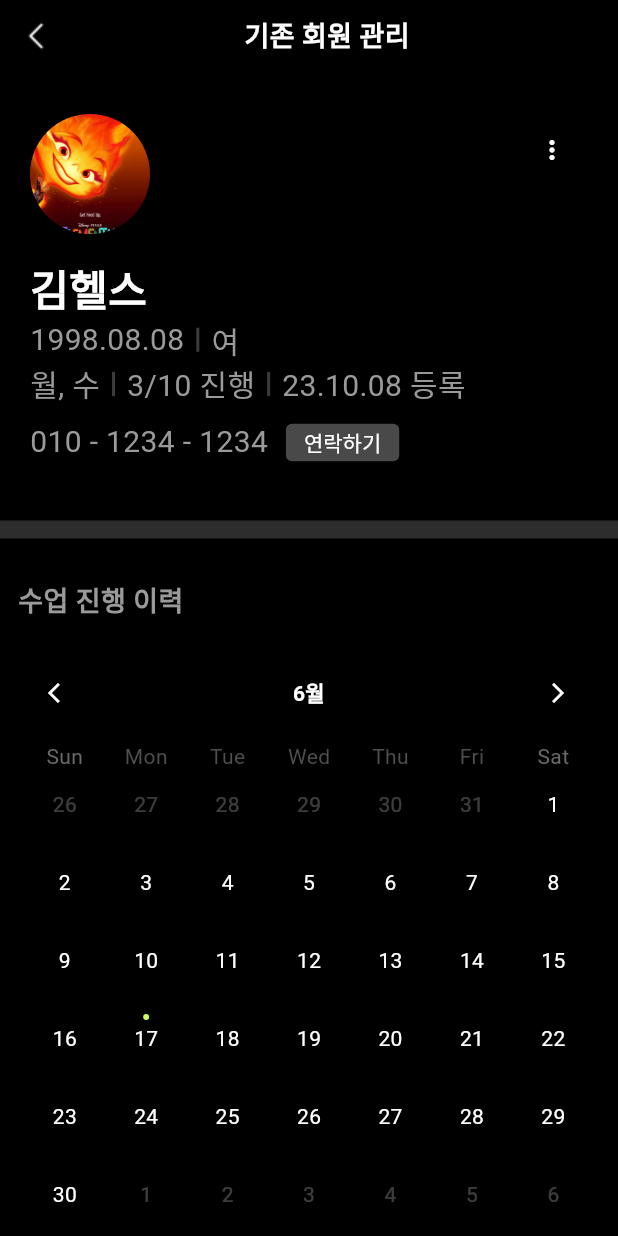
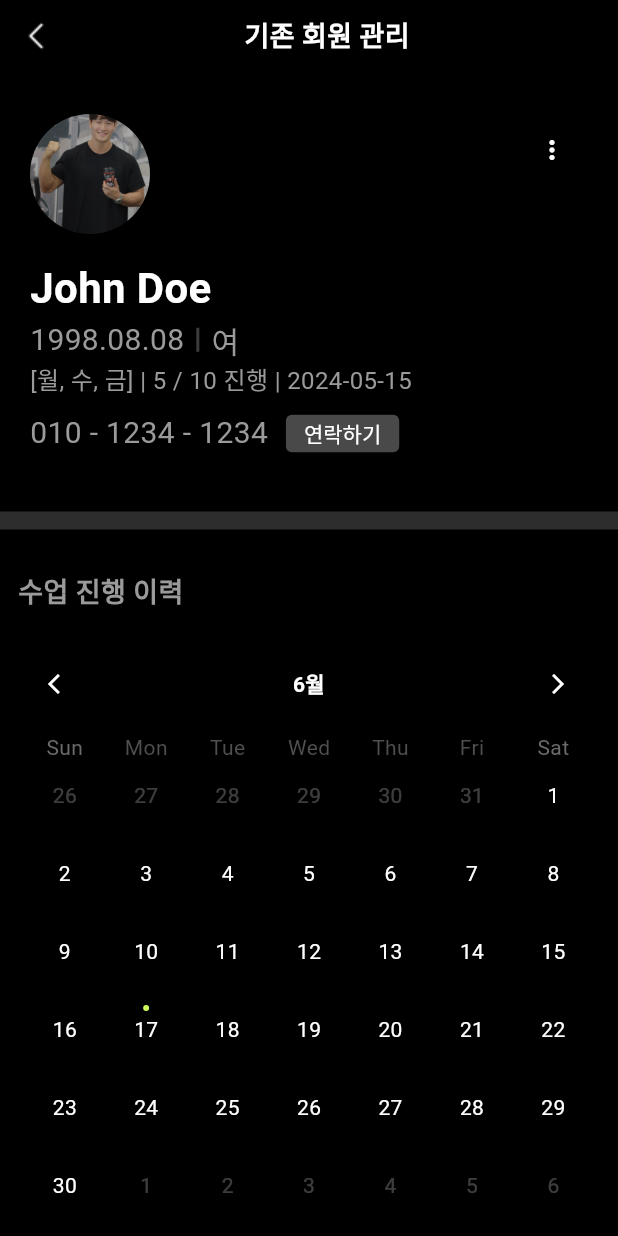
Before and after one commit to AllideaBridge/gymming_app, a Flutter app: the UserManagementList widget shown alone on an empty page, opened directly, after a tap on "John Doe", on a phone screen of 412 x 824 dp. Run offline on Flutter 3.47's test engine with Material 3 defaults, Android fonts, the phone set to English and light mode, and no system bars; drawn by our look-alikes of table_calendar; our stand-ins replace carousel_slider, fluttertoast, google_sign_in, syncfusion_flutter_calendar; missing offline and left inert: kakao_flutter_sdk; network calls fail; Roboto replaces fonts that are missing (Pretendard).

Commit message:
신규 trainer_user_detail 추가 및 trainer_user 로 이름 변경

```diff
--- a/lib/common/constants.dart
+++ b/lib/common/constants.dart
@@ -29,3 +29,8 @@ const CHANEG_SUBTITLE = """이 운동 일정을 변경하시려면 사유를
 const CANCEL_SUBTITLE = """이 운동 일정을 취소하시려면 사유를
 알려주셔야 합니다.""";
 const REJECT_SUBTITLE = "입력하시면 회원이 참고할 수 있어요.";
+
+const GENDER_MALE = "M";
+const GENDER_FEMALE = "F";
+
+const SOCIAL_KAKAO = 'kakao';
--- a/lib/pages/gympro/gympro_member_mgmt/gympro_member_detail.dart
+++ b/lib/pages/gympro/gympro_member_mgmt/gympro_member_detail.dart
@@ -1,17 +1,21 @@
 import 'package:flutter/material.dart';
 import 'package:gymming_app/pages/gympro/gympro_gymbie_add.dart';
 import 'package:gymming_app/pages/gympro/gympro_gymbie_remove.dart';
-import 'package:gymming_app/services/models/trainee_detail.dart';
+import 'package:gymming_app/services/repositories/trainee_repository.dart';
 
 import '../../../common/colors.dart';
 import '../../../components/common_header.dart';
-import '../../../services/repositories/trainee_repository.dart';
+import '../../../services/models/trainee_detail.dart';
+import '../../../services/models/trainer_user.dart';
 import 'component/gympro_member_detail_calendar.dart';
 
 class GymproMemberDetail extends StatelessWidget {
-  final TraineeDetail traineeDetail = TraineeRepository().getTraineeDetail();
+  final TrainerUser trainingUserDetail;
 
-  GymproMemberDetail({super.key});
+  //user detail 을 개별 API 통해서 가져오기 필요함..
+  final TraineeDetail userDetail = TraineeRepository().getTraineeDetail();
+
+  GymproMemberDetail({super.key, required this.trainingUserDetail});
 
   @override
   Widget build(BuildContext context) {
@@ -39,7 +43,7 @@ class GymproMemberDetail extends StatelessWidget {
                               ClipRRect(
                                 borderRadius: BorderRadius.circular(80.0),
                                 child: Image.asset(
-                                  traineeDetail.profileImg,
+                                  trainingUserDetail.userProfileImgUrl,
                                   fit: BoxFit.cover,
                                   width: 80.0,
                                   height: 80.0,
@@ -47,7 +51,7 @@ class GymproMemberDetail extends StatelessWidget {
                               ),
                               SizedBox(height: 16.0),
                               Text(
-                                traineeDetail.name,
+                                trainingUserDetail.userName,
                                 style: TextStyle(
                                   fontSize: 28,
                                   fontWeight: FontWeight.bold,
@@ -57,7 +61,7 @@ class GymproMemberDetail extends StatelessWidget {
                               Row(
                                 children: [
                                   Text(
-                                    traineeDetail.birth,
+                                    userDetail.birth,
                                     style: TextStyle(
                                       fontSize: 20,
                                       color: SECONDARY_COLOR,
@@ -71,7 +75,7 @@ class GymproMemberDetail extends StatelessWidget {
                                         EdgeInsets.symmetric(horizontal: 8.0),
                                   ),
                                   Text(
-                                    traineeDetail.gender,
+                                    userDetail.gender,
                                     style: TextStyle(
                                       fontSize: 20,
                                       color: SECONDARY_COLOR,
@@ -79,49 +83,15 @@ class GymproMemberDetail extends StatelessWidget {
                                   ),
                                 ],
                               ),
+                              Text(
+                                  trainingUserDetail
+                                      .getTrainerUserListDetailText(true),
+                                  style: TextStyle(
+                                      fontSize: 16.0, color: SECONDARY_COLOR)),
                               Row(
                                 children: [
                                   Text(
-                                    traineeDetail.weekDay,
-                                    style: TextStyle(
-                                      fontSize: 20,
-                                      color: SECONDARY_COLOR,
-                                    ),
-                                  ),
-                                  Container(
-                                    width: 2,
-                                    height: 16,
-                                    color: BORDER_COLOR,
-                                    margin:
-                                        EdgeInsets.symmetric(horizontal: 8.0),
-                                  ),
-                                  Text(
-                                    '${traineeDetail.usedDay}/${traineeDetail.totalDay} 진행',
-                                    style: TextStyle(
-                                      fontSize: 20,
-                                      color: SECONDARY_COLOR,
-                                    ),
-                                  ),
-                                  Container(
-                                    width: 2,
-                                    height: 16,
-                                    color: BORDER_COLOR,
-                                    margin:
-                                        EdgeInsets.symmetric(horizontal: 8.0),
-                                  ),
-                                  Text(
-                                    '${traineeDetail.registeredDay} 등록',
-                                    style: TextStyle(
-                                      fontSize: 20,
-                                      color: SECONDARY_COLOR,
-                                    ),
-                                  ),
-                                ],
-                              ),
-                              Row(
-                                children: [
-                                  Text(
-                                    traineeDetail.phoneNumber,
+                                    userDetail.phoneNumber,
                                     style: TextStyle(
                                       fontSize: 20,
                                       color: SECONDARY_COLOR,
@@ -171,7 +141,7 @@ class GymproMemberDetail extends StatelessWidget {
                                       MaterialPageRoute(
                                           builder: (context) => TraineeInput(
                                                 isRegister: false,
-                                                traineeDetail: traineeDetail,
+                                                traineeDetail: userDetail,
                                               )));
                                 },
                               ),
@@ -189,7 +159,7 @@ class GymproMemberDetail extends StatelessWidget {
                                       context,
                                       MaterialPageRoute(
                                           builder: (context) => TraineeDelete(
-                                              name: traineeDetail.name)));
+                                              name: userDetail.name)));
                                 },
                               ),
                             ],
--- a/lib/pages/gympro/gympro_member_mgmt/gympro_member_mgmt.dart
+++ b/lib/pages/gympro/gympro_member_mgmt/gympro_member_mgmt.dart
@@ -1,14 +1,14 @@
 import 'package:flutter/material.dart';
 import 'package:gymming_app/pages/gympro/gympro_member_mgmt/gympro_member_detail.dart';
-import 'package:gymming_app/services/repositories/training_user_repository.dart';
+import 'package:gymming_app/services/repositories/trainer_user_repository.dart';
 
 import '../../../common/colors.dart';
-import '../../../services/models/training_user.dart';
+import '../../../services/models/trainer_user.dart';
 
 class UserManagementList extends StatefulWidget {
   final bool isPresent;
 
-  UserManagementList({
+  const UserManagementList({
     super.key,
     required this.isPresent,
   });
@@ -18,15 +18,14 @@ class UserManagementList extends StatefulWidget {
 }
 
 class _UserManagementListState extends State<UserManagementList> {
-  final TrainingUserRepository trainingUserRepository =
-      TrainingUserRepository();
-  late Future<List<TrainingUser>> trainingUserList;
+  final TrainerUserRepository trainingUserRepository = TrainerUserRepository();
+  late Future<List<TrainerUser>> trainingUserList;
 
   @override
   Widget build(BuildContext context) {
     //todo trainerId 받아오기
     trainingUserList =
-        trainingUserRepository.getTrainingUserList(1, widget.isPresent);
+        trainingUserRepository.getTrainerUserList(1, widget.isPresent);
 
     return Padding(
       padding: const EdgeInsets.symmetric(horizontal: 16.0, vertical: 20.0),
@@ -79,15 +78,18 @@ class _UserManagementListState extends State<UserManagementList> {
   }
 
   Expanded buildMemberList(
-      BuildContext context, List<TrainingUser> trainingUserList) {
+      BuildContext context, List<TrainerUser> trainingUserList) {
     return Expanded(
       child: ListView.separated(
         itemCount: trainingUserList.length,
         itemBuilder: (context, index) {
           return GestureDetector(
             onTap: () {
-              Navigator.push(context,
-                  MaterialPageRoute(builder: (context) => GymproMemberDetail()));
+              Navigator.push(
+                  context,
+                  MaterialPageRoute(
+                      builder: (context) => GymproMemberDetail(
+                          trainingUserDetail: trainingUserList[index])));
             },
             child: Card(
               color: Colors.black,
@@ -120,7 +122,7 @@ class _UserManagementListState extends State<UserManagementList> {
                         ),
                         Text(
                           trainingUserList[index]
-                              .getTrainingUserListDetailText(widget.isPresent),
+                              .getTrainerUserListDetailText(widget.isPresent),
                           style:
                               TextStyle(fontSize: 16.0, color: SECONDARY_COLOR),
                         ),
--- a/lib/services/models/training_user.dart
+++ b/lib/services/models/trainer_user.dart
@@ -1,6 +1,6 @@
 import '../utils/date_util.dart';
 
-class TrainingUser {
+class TrainerUser {
   final int _userId;
   final String _userName;
   final String _userProfileImgUrl;
@@ -10,7 +10,7 @@ class TrainingUser {
   final DateTime _registeredDate;
   final DateTime _lastDate;
 
-  TrainingUser(
+  TrainerUser(
       this._userId,
       this._userName,
       this._userProfileImgUrl,
@@ -36,12 +36,12 @@ class TrainingUser {
 
   DateTime get lastDate => _lastDate;
 
-  String getTrainingUserListDetailText(bool isPresent) {
+  String getTrainerUserListDetailText(bool isPresent) {
     return '$_exerciseDays | $_lessonCurrentCount / $_lessonTotalCount 진행 | ${DateUtil.convertDateTimeWithDash(isPresent ? _registeredDate : _lastDate)}';
   }
 
-  factory TrainingUser.fromJson(Map<String, dynamic> json) {
-    return TrainingUser(
+  factory TrainerUser.fromJson(Map<String, dynamic> json) {
+    return TrainerUser(
         json["user_id"],
         json["user_name"],
         json["user_profile_img_url"],
@@ -52,19 +52,19 @@ class TrainingUser {
         DateTime.parse(json["last_date"]));
   }
 
-  static List<TrainingUser> parseTrainingUserList(List<dynamic> body) {
-    final List<TrainingUser> result = [];
+  static List<TrainerUser> parseTrainerUserList(List<dynamic> body) {
+    final List<TrainerUser> result = [];
     for (Map<String, dynamic> item in body) {
-      result.add(TrainingUser.fromJson(item));
+      result.add(TrainerUser.fromJson(item));
     }
     return result;
   }
 
   // api 완성되기 전 dummy 값
-  static List<TrainingUser> getDummyTrainingUserList(bool isPresent) {
+  static List<TrainerUser> getDummyTrainerUserList(bool isPresent) {
     if (isPresent) {
       return [
-        TrainingUser(
+        TrainerUser(
             1,
             "John Doe",
             "assets/images/trainerExample.png",
@@ -73,7 +73,7 @@ class TrainingUser {
             10,
             DateTime.parse('2024-05-15T13:00:00'),
             DateTime.parse('2024-08-15T13:00:00')),
-        TrainingUser(
+        TrainerUser(
             3,
             "test uer 2",
             "assets/images/trainerExample2.png",
@@ -85,7 +85,7 @@ class TrainingUser {
       ];
     }
     return [
-      TrainingUser(
+      TrainerUser(
           3,
           "Old man",
           "assets/images/trainerExample3.png",
@@ -94,7 +94,7 @@ class TrainingUser {
           20,
           DateTime.parse('2024-05-15T13:00:00'),
           DateTime.parse('2023-08-15T13:00:00')),
-      TrainingUser(
+      TrainerUser(
           3,
           "expired user",
           "assets/images/trainerExample4.png",
--- a/lib/services/repositories/training_user_repository.dart
+++ b/lib/services/repositories/trainer_user_repository.dart
@@ -1,7 +1,7 @@
-import 'package:gymming_app/services/models/training_user.dart';
+import 'package:gymming_app/services/models/trainer_user.dart';
 import 'package:http/http.dart' as http;
 
-class TrainingUserRepository {
+class TrainerUserRepository {
   late final http.Client client;
 
   static final String baseUrl = "http://10.0.2.2:5000/trainer-user";
@@ -10,7 +10,7 @@ class TrainingUserRepository {
     client = http.Client();
   }
 
-  Future<List<TrainingUser>> getTrainingUserList(
+  Future<List<TrainerUser>> getTrainerUserList(
       int trainerId, bool isPresent) async {
     Uri url = Uri.parse('$baseUrl/trainer/$trainerId/users')
         .replace(queryParameters: {
@@ -29,6 +29,6 @@ class TrainingUserRepository {
     //   throw Exception(
     //       "api response error occurs: error code = ${response.statusCode}");
     // }
-    return TrainingUser.getDummyTrainingUserList(isPresent);
+    return TrainerUser.getDummyTrainerUserList(isPresent);
   }
 }
```
Also changed, not shown: lib/services/models/trainer_user_detail.dart (added, +69 -0 lines).
